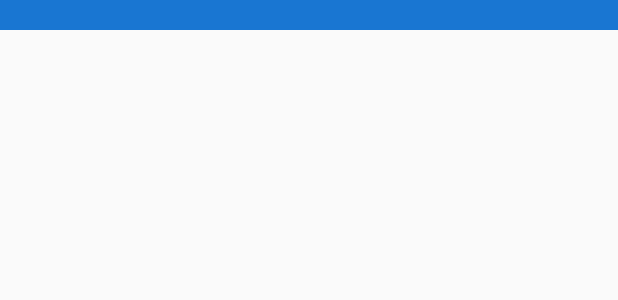
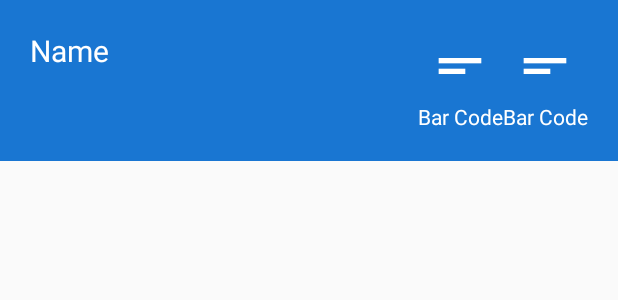
Before and after one commit to masterUNG/FETlQRcode, an Android app: the layout activity_service.xml on its own in the app's theme, with its tools: preview values and no code run, on a phone screen of 412 x 824 dp. Shown: the top 300 px of the screen. Run offline under Robolectric (Android 15) with nearby library versions, the phone set to English and light mode, and no system bars.

Commit message:
Finish 17May

```diff
--- a/app/src/main/res/layout/activity_service.xml
+++ b/app/src/main/res/layout/activity_service.xml
@@ -1,19 +1,69 @@
 <?xml version="1.0" encoding="utf-8"?>
 <LinearLayout xmlns:android="http://schemas.android.com/apk/res/android"
-    android:orientation="vertical"
-    xmlns:app="http://schemas.android.com/apk/res-auto"
     xmlns:tools="http://schemas.android.com/tools"
     android:layout_width="match_parent"
     android:layout_height="match_parent"
+    android:orientation="vertical"
     tools:context="appewtc.masterung.fetlqrcode.ServiceActivity">
 
     <RelativeLayout
-        android:padding="@dimen/padding"
+        android:layout_width="match_parent"
+        android:layout_height="wrap_content"
         android:background="@color/colorPrimary"
-        android:layout_width="match_parent"
-        android:layout_height="wrap_content">
+        android:padding="@dimen/padding">
 
+        <TextView
+            android:layout_width="wrap_content"
+            android:layout_height="wrap_content"
+            android:text="Name"
+            android:textColor="@color/white"
+            android:textSize="@dimen/h2" />
 
+        <LinearLayout
+            android:layout_width="wrap_content"
+            android:layout_height="wrap_content"
+            android:layout_alignParentRight="true"
+            android:orientation="horizontal">
+
+            <LinearLayout
+                android:layout_width="wrap_content"
+                android:layout_height="wrap_content"
+                android:orientation="vertical">
+
+                <ImageView
+                    android:layout_width="wrap_content"
+                    android:layout_height="wrap_content"
+                    android:layout_gravity="center_horizontal"
+                    android:src="@mipmap/ic_bar" />
+
+                <TextView
+                    android:layout_width="wrap_content"
+                    android:layout_height="wrap_content"
+                    android:text="Bar Code"
+                    android:textColor="@color/white" />
+
+            </LinearLayout>
+
+            <LinearLayout
+                android:layout_width="wrap_content"
+                android:layout_height="wrap_content"
+                android:orientation="vertical">
+
+                <ImageView
+                    android:layout_width="wrap_content"
+                    android:layout_height="wrap_content"
+                    android:layout_gravity="center_horizontal"
+                    android:src="@mipmap/ic_bar" />
+
+                <TextView
+                    android:layout_width="wrap_content"
+                    android:layout_height="wrap_content"
+                    android:text="Bar Code"
+                    android:textColor="@color/white" />
+
+            </LinearLayout>
+
+        </LinearLayout>
 
     </RelativeLayout>
 
--- a/app/src/main/res/values/dimens.xml
+++ b/app/src/main/res/values/dimens.xml
@@ -3,4 +3,5 @@
     <dimen name="margin">50dp</dimen>
     <dimen name="padding">20dp</dimen>
     <dimen name="h1">30sp</dimen>
+    <dimen name="h2">20sp</dimen>
 </resources>
```
Also changed, not shown: app/src/main/ic_bar-web.png (added), app/src/main/ic_qr-web.png (added), app/src/main/res/mipmap-hdpi/ic_bar.png (added), app/src/main/res/mipmap-hdpi/ic_qr.png (added), app/src/main/res/mipmap-mdpi/ic_bar.png (added), app/src/main/res/mipmap-mdpi/ic_qr.png (added), app/src/main/res/mipmap-xhdpi/ic_bar.png (added), app/src/main/res/mipmap-xhdpi/ic_qr.png (added), app/src/main/res/mipmap-xxhdpi/ic_bar.png (added), app/src/main/res/mipmap-xxhdpi/ic_qr.png (added), app/src/main/res/mipmap-xxxhdpi/ic_bar.png (added), app/src/main/res/mipmap-xxxhdpi/ic_qr.png (added).
